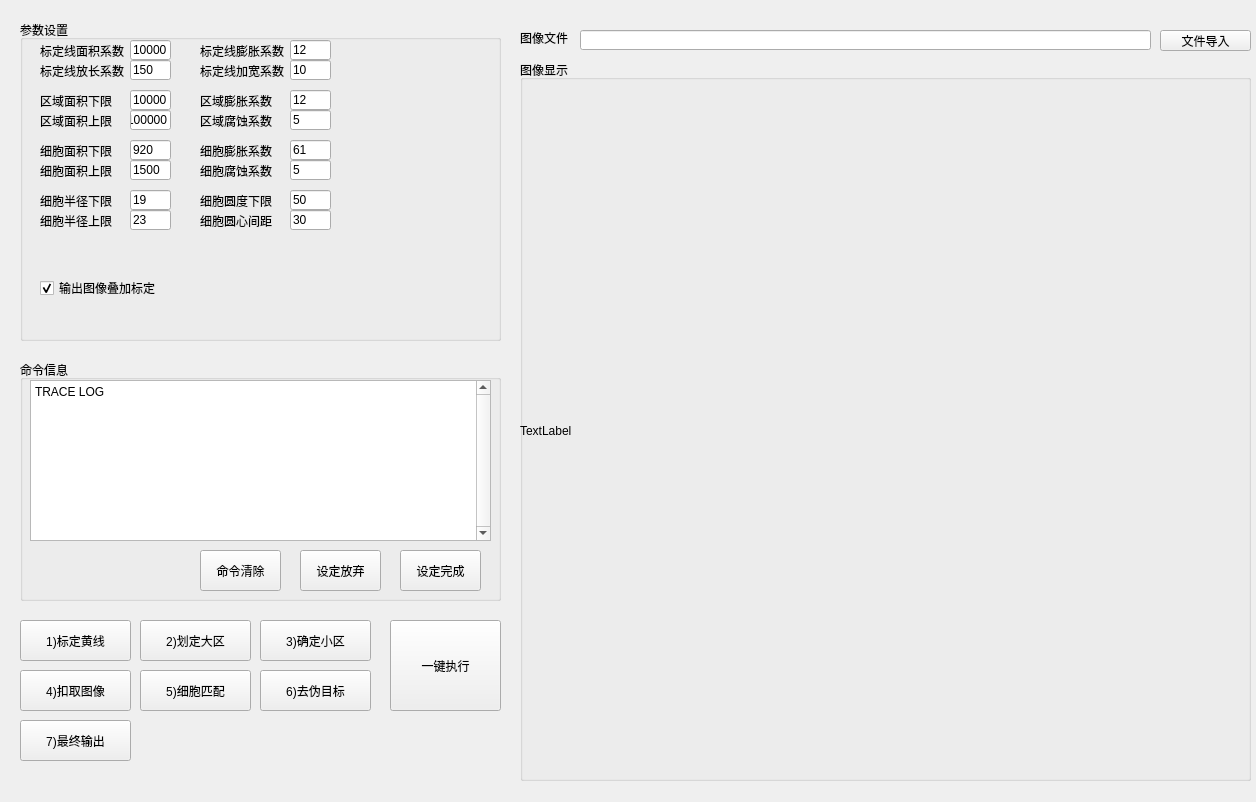
This is cebs/form_qt/cebsFspcForm.ui in Baxianxiahai/med as Qt 5 draws it before an edit. The edited form follows.
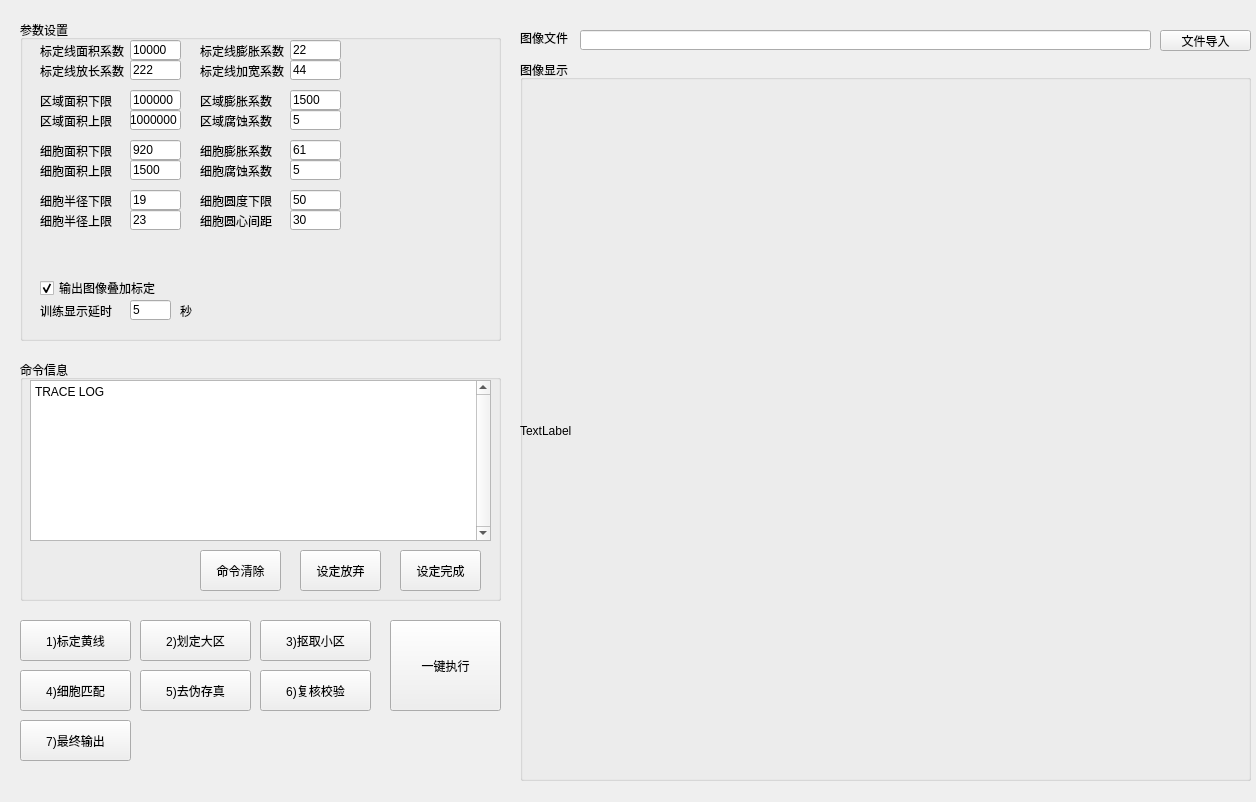
This is the edited form.

Diff of the .ui file:
```diff
--- a/cebs/form_qt/cebsFspcForm.ui
+++ b/cebs/form_qt/cebsFspcForm.ui
@@ -108,7 +108,7 @@
      <rect>
       <x>110</x>
       <y>120</y>
-      <width>41</width>
+      <width>51</width>
       <height>20</height>
      </rect>
     </property>
@@ -134,7 +134,7 @@
      <rect>
       <x>110</x>
       <y>140</y>
-      <width>41</width>
+      <width>51</width>
       <height>20</height>
      </rect>
     </property>
@@ -160,7 +160,7 @@
      <rect>
       <x>110</x>
       <y>170</y>
-      <width>41</width>
+      <width>51</width>
       <height>20</height>
      </rect>
     </property>
@@ -186,7 +186,7 @@
      <rect>
       <x>110</x>
       <y>190</y>
-      <width>41</width>
+      <width>51</width>
       <height>20</height>
      </rect>
     </property>
@@ -231,12 +231,12 @@
      <rect>
       <x>270</x>
       <y>70</y>
-      <width>41</width>
+      <width>51</width>
       <height>20</height>
      </rect>
     </property>
     <property name="text">
-     <string>12</string>
+     <string>1500</string>
     </property>
    </widget>
    <widget class="QLabel" name="label_fspc_coef_area_dilate">
@@ -260,7 +260,7 @@
      <rect>
       <x>270</x>
       <y>90</y>
-      <width>41</width>
+      <width>51</width>
       <height>20</height>
      </rect>
     </property>
@@ -302,7 +302,7 @@
      <rect>
       <x>270</x>
       <y>170</y>
-      <width>41</width>
+      <width>51</width>
       <height>20</height>
      </rect>
     </property>
@@ -318,7 +318,7 @@
      <rect>
       <x>270</x>
       <y>190</y>
-      <width>41</width>
+      <width>51</width>
       <height>20</height>
      </rect>
     </property>
@@ -370,12 +370,12 @@
      <rect>
       <x>110</x>
       <y>90</y>
-      <width>41</width>
+      <width>51</width>
       <height>20</height>
      </rect>
     </property>
     <property name="text">
-     <string>100000</string>
+     <string>1000000</string>
     </property>
    </widget>
    <widget class="QLineEdit" name="lineEdit_fspc_mark_line">
@@ -383,12 +383,12 @@
      <rect>
       <x>110</x>
       <y>40</y>
-      <width>41</width>
+      <width>51</width>
       <height>20</height>
      </rect>
     </property>
     <property name="text">
-     <string>150</string>
+     <string>222</string>
     </property>
    </widget>
    <widget class="QLabel" name="label_fspc_coef_cell_erode">
@@ -412,7 +412,7 @@
      <rect>
       <x>270</x>
       <y>140</y>
-      <width>41</width>
+      <width>51</width>
       <height>20</height>
      </rect>
     </property>
@@ -428,7 +428,7 @@
      <rect>
       <x>270</x>
       <y>120</y>
-      <width>41</width>
+      <width>51</width>
       <height>20</height>
      </rect>
     </property>
@@ -454,12 +454,12 @@
      <rect>
       <x>110</x>
       <y>70</y>
-      <width>41</width>
+      <width>51</width>
       <height>20</height>
      </rect>
     </property>
     <property name="text">
-     <string>10000</string>
+     <string>100000</string>
     </property>
    </widget>
    <widget class="QLabel" name="label_fspc_coef_area_min">
@@ -480,12 +480,12 @@
      <rect>
       <x>270</x>
       <y>40</y>
-      <width>41</width>
+      <width>51</width>
       <height>20</height>
      </rect>
     </property>
     <property name="text">
-     <string>10</string>
+     <string>44</string>
     </property>
    </widget>
    <widget class="QLabel" name="label_fspc_coef_mark_width">
@@ -506,12 +506,12 @@
      <rect>
       <x>270</x>
       <y>20</y>
-      <width>41</width>
+      <width>51</width>
       <height>20</height>
      </rect>
     </property>
     <property name="text">
-     <string>12</string>
+     <string>22</string>
     </property>
    </widget>
    <widget class="QLabel" name="label_fspc_coef_mark_dilate">
@@ -545,7 +545,7 @@
      <rect>
       <x>110</x>
       <y>20</y>
-      <width>41</width>
+      <width>51</width>
       <height>20</height>
      </rect>
     </property>
@@ -553,6 +553,45 @@
      <string>10000</string>
     </property>
    </widget>
+   <widget class="QLineEdit" name="lineEdit_fspc_pic_train_delay">
+    <property name="geometry">
+     <rect>
+      <x>110</x>
+      <y>280</y>
+      <width>41</width>
+      <height>20</height>
+     </rect>
+    </property>
+    <property name="text">
+     <string>5</string>
+    </property>
+   </widget>
+   <widget class="QLabel" name="label_fspc_pic_train_delay">
+    <property name="geometry">
+     <rect>
+      <x>20</x>
+      <y>280</y>
+      <width>91</width>
+      <height>21</height>
+     </rect>
+    </property>
+    <property name="text">
+     <string>训练显示延时</string>
+    </property>
+   </widget>
+   <widget class="QLabel" name="label_fspc_pic_train_sec">
+    <property name="geometry">
+     <rect>
+      <x>160</x>
+      <y>280</y>
+      <width>21</width>
+      <height>21</height>
+     </rect>
+    </property>
+    <property name="text">
+     <string>秒</string>
+    </property>
+   </widget>
   </widget>
   <widget class="QPushButton" name="pushButton_fspc_cmd_s2">
    <property name="geometry">
@@ -577,7 +616,7 @@
     </rect>
    </property>
    <property name="text">
-    <string>3)确定小区</string>
+    <string>3)抠取小区</string>
    </property>
   </widget>
   <widget class="QPushButton" name="pushButton_fspc_cmd_s4">
@@ -590,7 +629,7 @@
     </rect>
    </property>
    <property name="text">
-    <string>4)扣取图像</string>
+    <string>4)细胞匹配</string>
    </property>
   </widget>
   <widget class="QGroupBox" name="groupBox_cmd_log">
@@ -699,7 +738,7 @@
     </rect>
    </property>
    <property name="text">
-    <string>5)细胞匹配</string>
+    <string>5)去伪存真</string>
    </property>
   </widget>
   <widget class="QPushButton" name="pushButton_fspc_cmd_s6">
@@ -712,7 +751,7 @@
     </rect>
    </property>
    <property name="text">
-    <string>6)去伪目标</string>
+    <string>6)复核校验</string>
    </property>
   </widget>
   <widget class="QPushButton" name="pushButton_fspc_cmd_sum">
```
